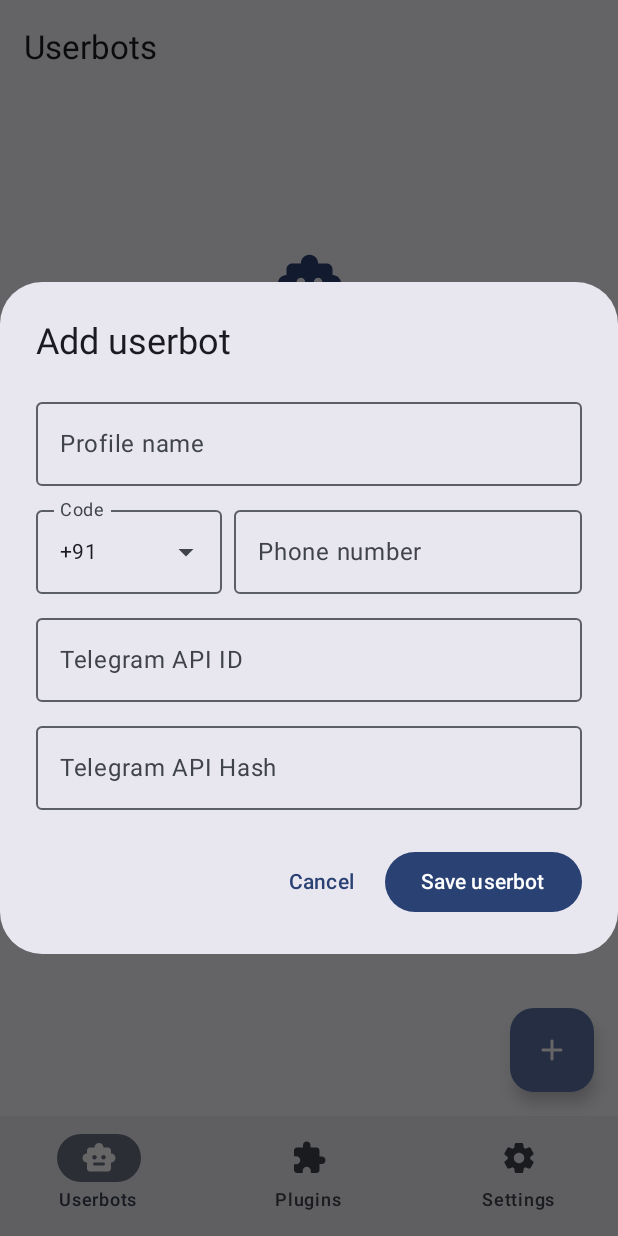
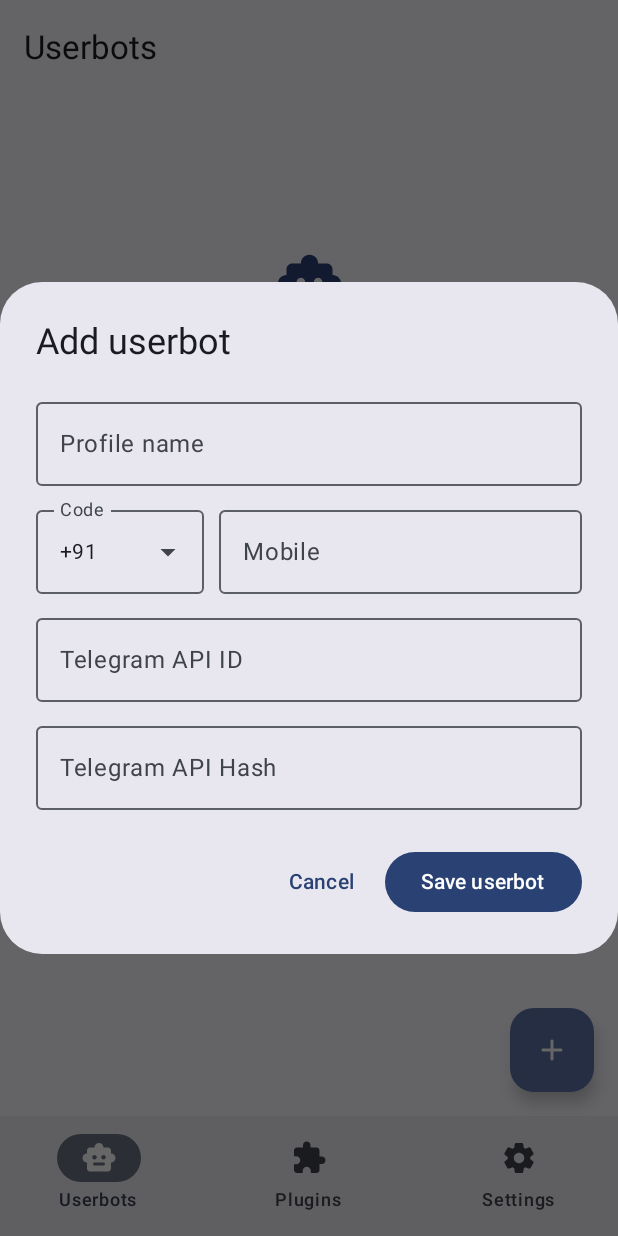
Before and after one commit to TronUb/TronDroid, an Android app built with Jetpack Compose: the screen it shows after launch (MainActivity), after a tap on "Add userbot", on a phone screen of 412 x 824 dp. Run offline under Robolectric (Android 15) with nearby library versions, the phone set to English and light mode, and no system bars; libraries missing offline, so code that uses them is left out: org.drinkless.tdlib.

Commit message:
Polish country code and mobile input layout

```diff
--- a/app/src/main/java/com/vikram/trondroid/ui/TronDroidHome.kt
+++ b/app/src/main/java/com/vikram/trondroid/ui/TronDroidHome.kt
@@ -718,19 +718,42 @@ private fun AddBotDialog(onDismiss: () -> Unit, onSave: (String, String, Int, St
     AlertDialog(onDismissRequest = onDismiss, title = { Text("Add userbot") }, text = {
         Column(verticalArrangement = Arrangement.spacedBy(8.dp)) {
             OutlinedTextField(name, { name = it }, label = { Text("Profile name") }, singleLine = true, modifier = Modifier.fillMaxWidth())
-            Row(Modifier.fillMaxWidth(), horizontalArrangement = Arrangement.spacedBy(8.dp), verticalAlignment = Alignment.CenterVertically) {
-                ExposedDropdownMenuBox(expanded = countryMenu, onExpandedChange = { countryMenu = it }, modifier = Modifier.width(124.dp)) {
-                    OutlinedTextField(value = country.dial, onValueChange = {}, readOnly = true,
-                        label = { Text("Code") }, trailingIcon = { ExposedDropdownMenuDefaults.TrailingIcon(countryMenu) },
-                        modifier = Modifier.menuAnchor().fillMaxWidth(), singleLine = true)
+            Row(
+                Modifier.fillMaxWidth(),
+                horizontalArrangement = Arrangement.spacedBy(10.dp),
+                verticalAlignment = Alignment.CenterVertically
+            ) {
+                ExposedDropdownMenuBox(
+                    expanded = countryMenu,
+                    onExpandedChange = { countryMenu = it },
+                    modifier = Modifier.width(112.dp)
+                ) {
+                    OutlinedTextField(
+                        value = country.dial,
+                        onValueChange = {},
+                        readOnly = true,
+                        label = { Text("Code", maxLines = 1, softWrap = false) },
+                        trailingIcon = { ExposedDropdownMenuDefaults.TrailingIcon(countryMenu) },
+                        modifier = Modifier.menuAnchor().fillMaxWidth(),
+                        singleLine = true
+                    )
                     ExposedDropdownMenu(expanded = countryMenu, onDismissRequest = { countryMenu = false }) {
-                        countries.forEach { c -> DropdownMenuItem(text = { Text("${c.name}  ${c.dial}") },
-                            onClick = { country = c; countryMenu = false }) }
+                        countries.forEach { c ->
+                            DropdownMenuItem(
+                                text = { Text("${c.name}  ${c.dial}") },
+                                onClick = { country = c; countryMenu = false }
+                            )
+                        }
                     }
                 }
-                OutlinedTextField(phone, { phone = it.filter(Char::isDigit) }, label = { Text("Phone number") },
+                OutlinedTextField(
+                    value = phone,
+                    onValueChange = { phone = it.filter(Char::isDigit).take(15) },
+                    label = { Text("Mobile", maxLines = 1, softWrap = false) },
                     keyboardOptions = KeyboardOptions(keyboardType = KeyboardType.Phone),
-                    singleLine = true, modifier = Modifier.weight(1f))
+                    singleLine = true,
+                    modifier = Modifier.weight(1f)
+                )
             }
             OutlinedTextField(apiId, { apiId = it }, label = { Text("Telegram API ID") },
                 keyboardOptions = KeyboardOptions(keyboardType = KeyboardType.Number), singleLine = true, modifier = Modifier.fillMaxWidth())
```
